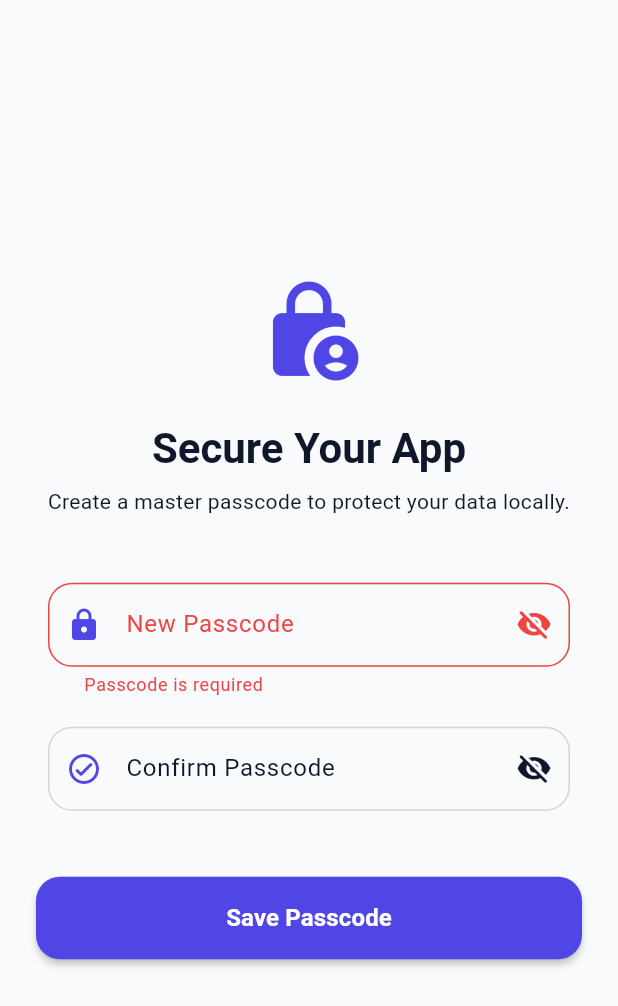
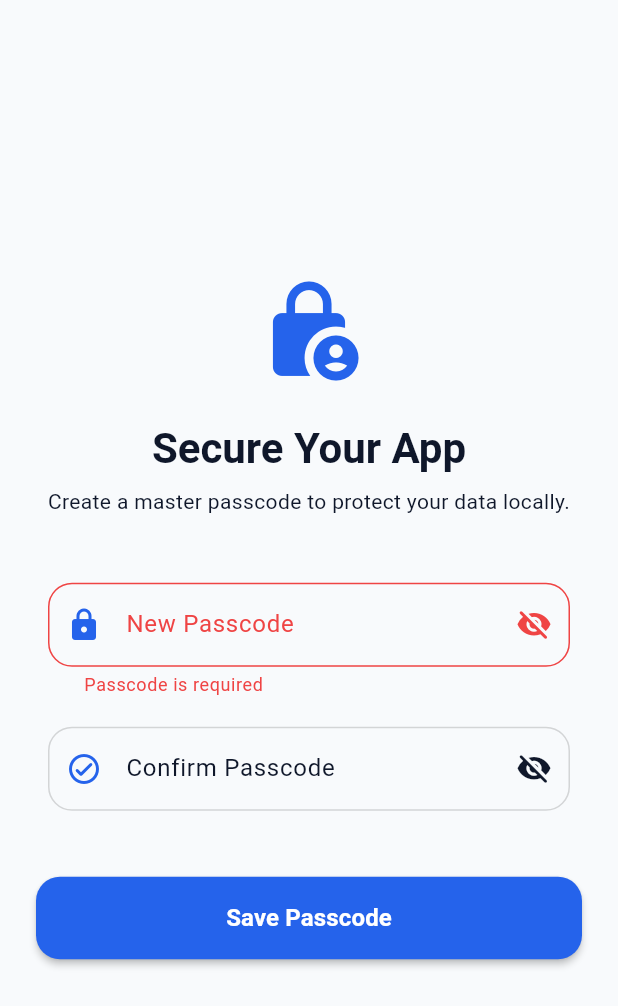
Before and after one commit to shshaheen/RemindMe, a Flutter app: the screen it shows after launch, after a tap on "Save Passcode", on a phone screen of 412 x 824 dp. Shown: the top 1006 px of the screen. Run offline on Flutter 3.47's test engine with Material 3 defaults, Android fonts, the phone set to English and light mode, and no system bars; our stand-ins replace dartz, flutter_bloc, flutter_local_notifications, flutter_secure_storage, flutter_timezone, freezed_annotation and 6 more; accounts and stored records are empty.

Commit message:
UI enhancements

```diff
--- a/lib/core/theme/app_theme.dart
+++ b/lib/core/theme/app_theme.dart
@@ -3,19 +3,19 @@ import 'package:flutter/material.dart';
 class AppTheme {
   AppTheme._();
 
-  // Curated Sleek Color Palette - Light
-  static const _primaryColorLight = Color(0xFF4F46E5); // Vibrant Indigo
-  static const _secondaryColorLight = Color(0xFF0EA5E9); // Ocean Sky Blue
-  static const _accentColorLight = Color(0xFFEC4899); // Vibrant Pink
-  static const _surfaceColorLight = Color(0xFFF8FAFC); // Very Soft Slate Gray
+  // Premium Productivity Palette - Light
+  static const _primaryColorLight = Color(0xFF2563EB); // Professional Blue
+  static const _secondaryColorLight = Color(0xFF3B82F6); // Bright Blue
+  static const _accentColorLight = Color(0xFF64748B); // Elegant Slate
+  static const _surfaceColorLight = Color(0xFFF8FAFC); // Soft White
   static const _cardColorLight = Color(0xFFFFFFFF); // Pure White
 
-  // Curated Sleek Color Palette - Dark
-  static const _primaryColorDark = Color(0xFF818CF8); // Modern Neon Indigo
-  static const _secondaryColorDark = Color(0xFF38BDF8); // Electric Sky Blue
-  static const _accentColorDark = Color(0xFFF472B6); // Modern Pink
-  static const _surfaceColorDark = Color(0xFF090D16); // Deep Space Midnight
-  static const _cardColorDark = Color(0xFF151C2C); // Deep Charcoal Blue
+  // Premium Productivity Palette - Dark
+  static const _primaryColorDark = Color(0xFF60A5FA); // Soft Blue
+  static const _secondaryColorDark = Color(0xFF93C5FD); // Light Blue
+  static const _accentColorDark = Color(0xFFCBD5E1); // Soft Slate
+  static const _surfaceColorDark = Color(0xFF020617); // Rich Black
+  static const _cardColorDark = Color(0xFF111827); // Deep Slate
 
   // Modern Typography Style
   static const String _fontFamily = 'Roboto';
--- a/lib/presentation/auth/pages/splash_page.dart
+++ b/lib/presentation/auth/pages/splash_page.dart
@@ -30,7 +30,10 @@ class _SplashPageState extends State<SplashPage> {
         );
       },
       child: Scaffold(
-        body: Container(
+        body: SizedBox.expand(
+          child: Container(
+            width: double.infinity,
+            height: double.infinity,
             decoration: BoxDecoration(
               gradient: LinearGradient(
                 begin: Alignment.topCenter,
@@ -41,53 +44,43 @@ class _SplashPageState extends State<SplashPage> {
                 ],
               ),
             ),
-          child: Center(
+            child: SafeArea(
               child: Column(
-              mainAxisAlignment: MainAxisAlignment.center,
                 children: [
-                // Premium Brand Icon graphic
-                Container(
-                  padding: const EdgeInsets.all(24),
-                  decoration: BoxDecoration(
-                    color: Theme.of(context).colorScheme.primaryContainer,
-                    shape: BoxShape.circle,
-                    boxShadow: [
-                      BoxShadow(
-                        color: Theme.of(
-                          context,
-                        ).colorScheme.primary.withAlpha(51),
-                        blurRadius: 20,
-                        offset: const Offset(0, 10),
+                  const Spacer(),
+
+                  Image.asset(
+                    'assets/images/reminderMe.png',
+                    height: 260,
+                    width: 260,
                   ),
-                    ],
-                  ),
-                  child: Icon(
-                    Icons.notifications_active,
-                    size: 64,
-                    color: Theme.of(context).colorScheme.primary,
+
+                  const SizedBox(height: 32),
+
+                  Text(
+                    'ReminderMe',
+                    style: Theme.of(context).textTheme.headlineLarge?.copyWith(
+                      fontWeight: FontWeight.bold,
+                      letterSpacing: 1.2,
                     ),
                   ),
-                const SizedBox(height: 24),
-                // App Branding Text
+
+                  const SizedBox(height: 8),
+
                   Text(
-                  'ReminderMe',
-                  style: Theme.of(context).textTheme.headlineMedium?.copyWith(
-                    fontWeight: FontWeight.bold,
-                    letterSpacing: 1.2,
-                    color: Theme.of(context).colorScheme.onSurface,
-                  ),
-                ),
-                const SizedBox(height: 8),
-                Text(
-                  'Your premium personal dashboard',
-                  style: Theme.of(context).textTheme.bodyMedium?.copyWith(
+                    'Never miss what matters',
+                    style: Theme.of(context).textTheme.bodyLarge?.copyWith(
                       color: Theme.of(context).colorScheme.onSurfaceVariant,
                     ),
                   ),
-                const SizedBox(height: 48),
-                // Subtle loader indicator
+
+                  const SizedBox(height: 40),
+
                   const CircularProgressIndicator(),
+
+                  const Spacer(),
                 ],
+              ),
             ),
           ),
         ),
--- a/lib/presentation/reminders/pages/reminders_dashboard_page.dart
+++ b/lib/presentation/reminders/pages/reminders_dashboard_page.dart
@@ -2,8 +2,6 @@ import 'package:flutter/material.dart';
 import 'package:flutter_bloc/flutter_bloc.dart';
 import 'package:go_router/go_router.dart';
 import 'package:reminder_app/core/router/app_router.dart';
-import '../../auth/blocs/auth_bloc.dart';
-import '../../auth/blocs/auth_event.dart';
 import '../blocs/reminders_bloc.dart';
 import '../blocs/reminders_event.dart';
 import '../blocs/reminders_state.dart';
@@ -113,8 +111,13 @@ class _RemindersDashboardPageState extends State<RemindersDashboardPage> {
     return '$hour:$minute $period';
   }
 
+  final dayImage = const AssetImage('assets/images/day_sky.png');
+  final nightImage = const AssetImage('assets/images/night_sky.png');
+
   @override
   Widget build(BuildContext context) {
+    // Detect theme mode
+    final isDarkMode = Theme.of(context).brightness == Brightness.dark;
     return Scaffold(
       appBar: AppBar(
         title: const Text(
@@ -231,22 +234,18 @@ class _RemindersDashboardPageState extends State<RemindersDashboardPage> {
                 margin: const EdgeInsets.symmetric(horizontal: 16, vertical: 8),
                 padding: const EdgeInsets.all(24),
                 decoration: BoxDecoration(
-                  gradient: LinearGradient(
-                    colors: [
-                      Theme.of(context).colorScheme.primary,
-                      Theme.of(context).colorScheme.secondary,
-                    ],
-                    begin: Alignment.topLeft,
-                    end: Alignment.bottomRight,
+                  image: DecorationImage(
+                    image: isDarkMode ? nightImage : dayImage,
+                    fit: BoxFit.cover,
                   ),
                   borderRadius: BorderRadius.circular(24),
                   boxShadow: [
                     BoxShadow(
                       color: Theme.of(
                         context,
-                      ).colorScheme.primary.withOpacity(0.25),
-                      blurRadius: 15,
-                      offset: const Offset(0, 8),
+                      ).colorScheme.primary.withOpacity(0.15),
+                      blurRadius: 10,
+                      offset: const Offset(0, 2),
                     ),
                   ],
                 ),
@@ -440,7 +439,7 @@ class _RemindersDashboardPageState extends State<RemindersDashboardPage> {
                                         onSelected: (value) {
                                           if (value == 'edit') {
                                             context.push(
-                                              '/edit-reminder',
+                                              AppRouter.editReminderScreen,
                                               extra: reminder,
                                             );
                                           } else if (value == 'delete') {
--- a/pubspec.yaml
+++ b/pubspec.yaml
@@ -80,8 +80,8 @@ flutter:
   uses-material-design: true
 
   # To add assets to your application, add an assets section, like this:
-  # assets:
-  #   - images/a_dot_burr.jpeg
+  assets:
+    - assets/images/
   #   - images/a_dot_ham.jpeg
 
   # An image asset can refer to one or more resolution-specific "variants", see
```
Also changed, not shown: assets/images/reminderMe.png (added), 2 other files. Lines whose indentation alone changed are shown as unchanged.
